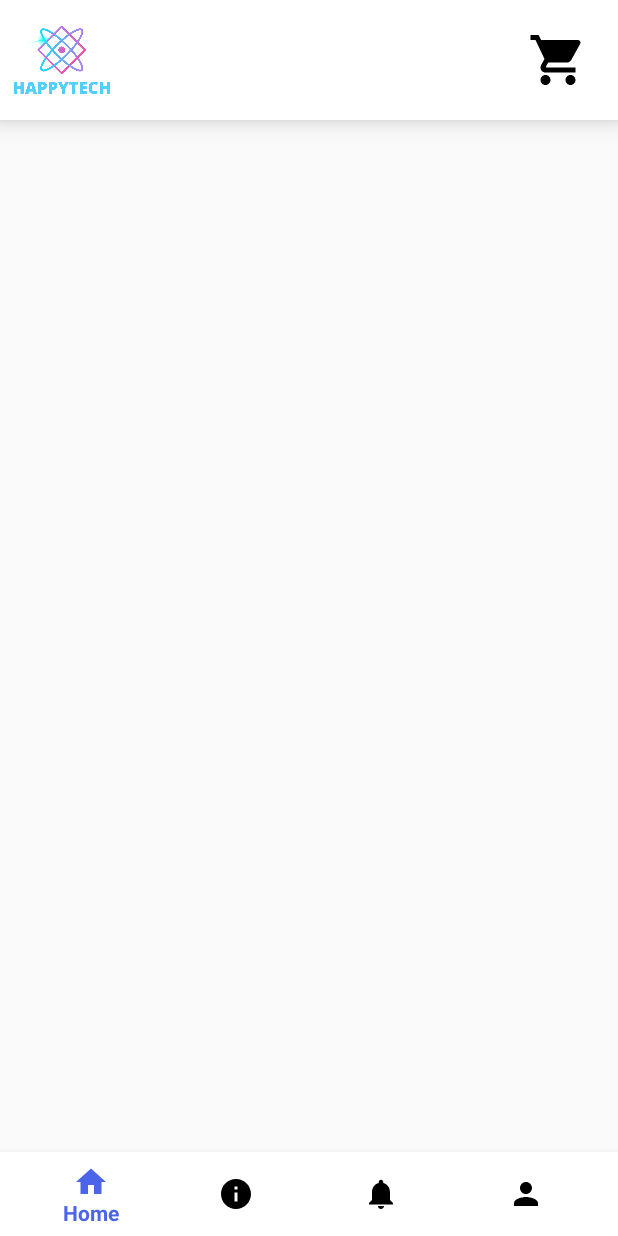
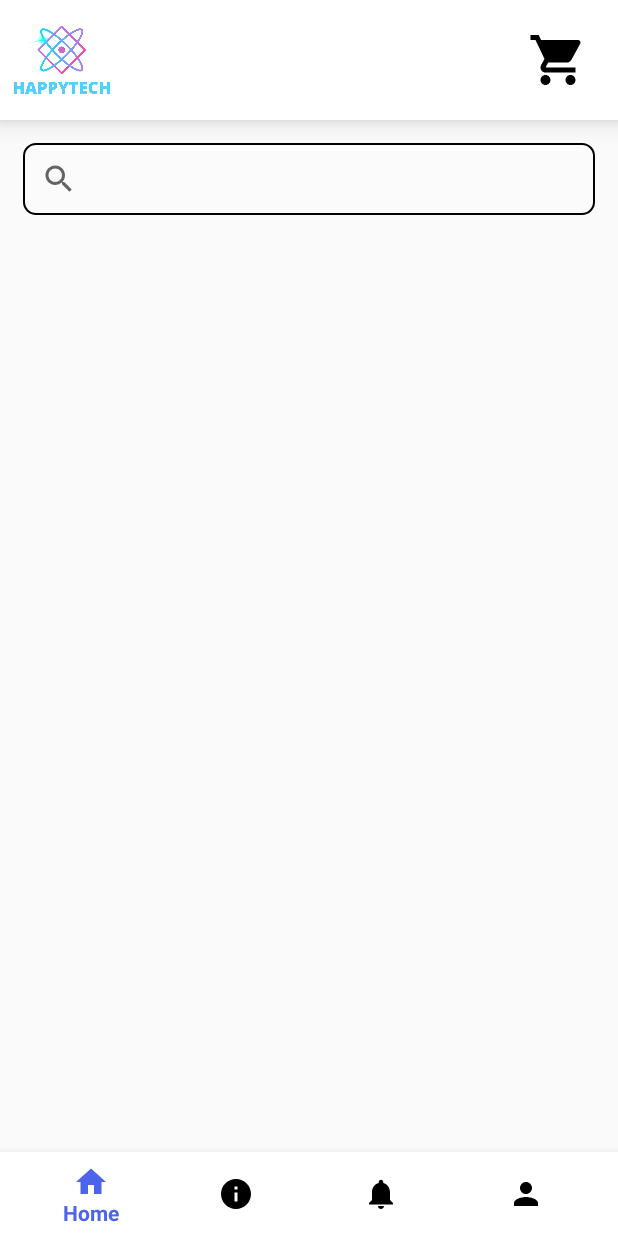
Before and after one commit to jeremy-lee02/happyTech_Android, an Android app: the HomeFragment screen opened directly, with no data from a screen before it, on a phone screen of 412 x 824 dp. Run offline under Robolectric (Android 15) with nearby library versions, the phone set to English and light mode, and no system bars; our stand-ins replace Firebase (no records; nobody signed in at launch, a user with empty details on screens opened directly).

Commit message:
Homepage nav and searchbar UI

```diff
--- a/app/build.gradle
+++ b/app/build.gradle
@@ -40,4 +40,5 @@ dependencies {
     testImplementation 'junit:junit:4.13.2'
     androidTestImplementation 'androidx.test.ext:junit:1.1.4'
     androidTestImplementation 'androidx.test.espresso:espresso-core:3.5.0'
+
 }
--- /dev/null
+++ b/app/src/main/res/drawable/custom_searchview.xml
@@ -0,0 +1,15 @@
+<?xml version="1.0" encoding="utf-8"?>
+<shape xmlns:android="http://schemas.android.com/apk/res/android" android:shape="rectangle">
+
+    <stroke
+        android:width="1dp"
+        android:color="#000000" />
+
+    <solid android:color="#33FFFFFF" />
+
+    <corners
+        android:bottomLeftRadius="8dp"
+        android:bottomRightRadius="8dp"
+        android:topLeftRadius="8dp"
+        android:topRightRadius="8dp" />
+</shape>
--- a/app/src/main/res/layout/fragment_home.xml
+++ b/app/src/main/res/layout/fragment_home.xml
@@ -11,10 +11,15 @@
 
     <LinearLayout
         android:layout_width="match_parent"
+        android:layout_height="match_parent"
+        android:orientation="vertical">
+
+        <LinearLayout
+            android:layout_width="match_parent"
             android:layout_height="wrap_content"
-        android:orientation="horizontal"
             android:background="@drawable/custom_textview"
-        android:elevation="10dp">
+            android:elevation="10dp"
+            android:orientation="horizontal">
 
             <LinearLayout
                 android:layout_width="331dp"
@@ -30,13 +35,38 @@
 
 
             <ImageButton
-            android:id="@+id/imageButton"
-            android:layout_width="179dp"
+                android:id="@+id/cart_button"
+                android:layout_width="match_parent"
                 android:layout_height="match_parent"
                 android:layout_weight="1"
                 android:background="@color/white"
-            android:src="@drawable/ic_cart" />
+                android:src="@drawable/ic_cart"
+                tools:ignore="SpeakableTextPresentCheck,SpeakableTextPresentCheck" />
+
+        </LinearLayout>
+
+        <ScrollView
+            android:layout_width="match_parent"
+            android:layout_height="match_parent">
+
+            <LinearLayout
+                android:layout_width="match_parent"
+                android:layout_height="wrap_content"
+                android:orientation="vertical"
+                >
+
+                <SearchView
+                    android:layout_width="match_parent"
+                    android:layout_height="match_parent"
+                    android:background="@drawable/custom_searchview"
+                    android:layout_margin="15dp"/>
 
 
             </LinearLayout>
+        </ScrollView>
+    </LinearLayout>
+
+
+
+
 </FrameLayout>
```
Lines whose indentation alone changed are shown as unchanged.
